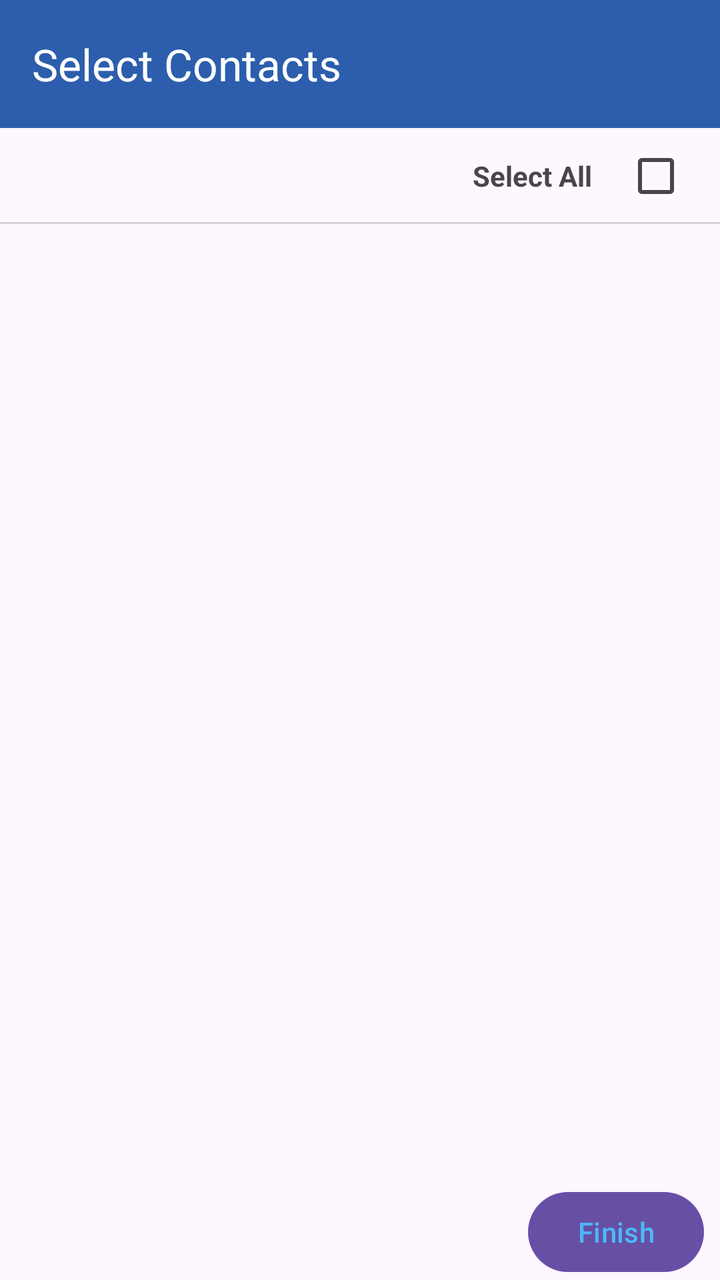
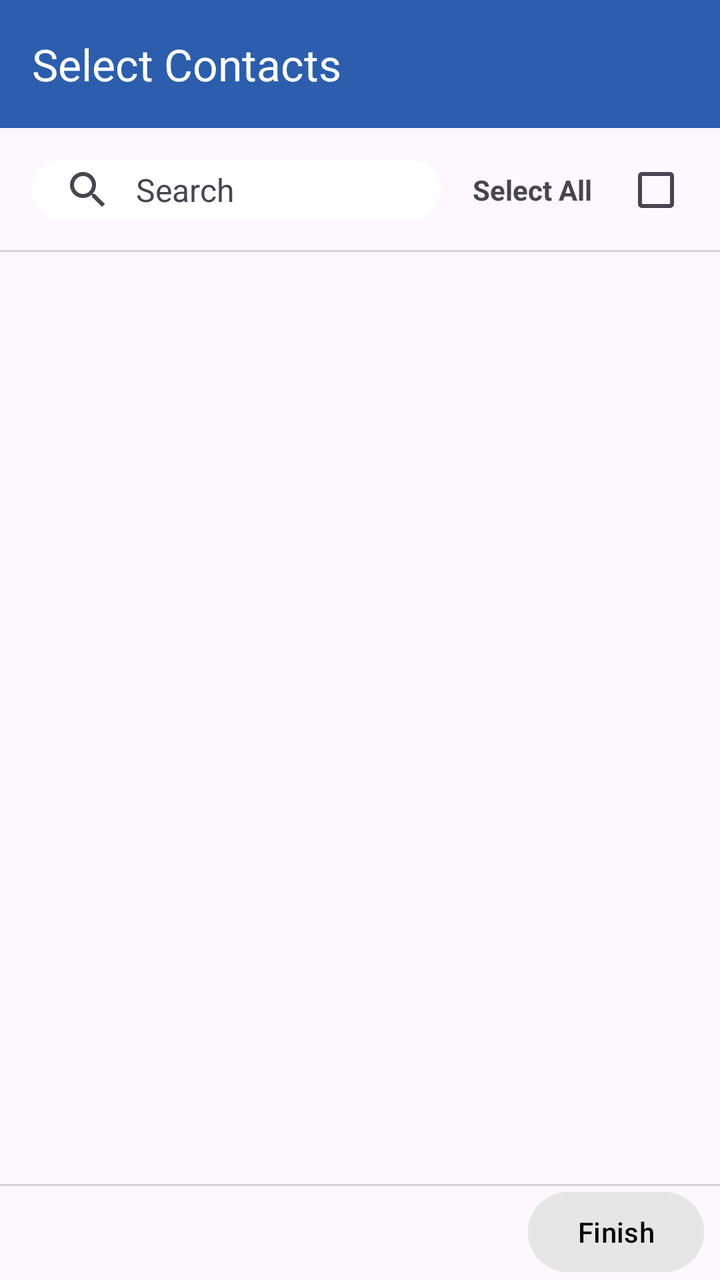

An Android layout rendered at two revisions. The XML below is the earlier revision; the diff shows what the commit changed to produce the second picture.
<!-- AndroidManifest.xml: application theme Theme.CallSwitch -->
<!-- res/layout/fragment_select_contacts.xml -->
<?xml version="1.0" encoding="utf-8"?>
<androidx.coordinatorlayout.widget.CoordinatorLayout xmlns:android="http://schemas.android.com/apk/res/android"
    xmlns:app="http://schemas.android.com/apk/res-auto"
    xmlns:tools="http://schemas.android.com/tools"
    android:id="@+id/main_fragment"
    android:layout_width="match_parent"
    android:layout_height="match_parent"
    tools:context=".RepliesActivity">

    <include layout="@layout/component_select_contacts_app_bar"/>

    <RelativeLayout

        android:layout_width="match_parent"
        app:layout_behavior="@string/appbar_scrolling_view_behavior"
        android:layout_height="match_parent">

        <FrameLayout
            android:id="@+id/select_all_frame_view"
            android:layout_width="match_parent"
            android:layout_height="wrap_content">
            <LinearLayout
                android:gravity="center_vertical"
                android:layout_gravity="end"
                android:layout_width="wrap_content"
                android:layout_height="wrap_content"
                android:orientation="horizontal">
                <TextView
                    android:layout_marginEnd="8dp"
                    android:layout_width="wrap_content"
                    android:layout_height="wrap_content"
                    android:text="@string/select_all"
                    android:textStyle="bold"/>
                <com.google.android.material.checkbox.MaterialCheckBox
                    android:id="@+id/toggle_all"
                    android:layout_width="wrap_content"
                    android:layout_height="wrap_content"
                    android:layout_marginEnd="8dp"
                    />
            </LinearLayout>

            <View
                android:layout_gravity="bottom"
                android:layout_width="match_parent"
                android:layout_height="1dp"
                android:background="@color/grey_3"/>
        </FrameLayout>

        <androidx.recyclerview.widget.RecyclerView
            android:layout_below="@id/select_all_frame_view"
            android:layout_above="@id/options"
            android:id="@+id/select_contacts_recycler_view"
            android:layout_width="match_parent"
            android:layout_height="match_parent" />

        <LinearLayout
            android:gravity="end"
            android:layout_alignParentBottom="true"
            android:id="@+id/options"
            android:layout_width="match_parent"
            android:layout_height="wrap_content"
            android:orientation="horizontal">
            <FrameLayout
                android:layout_weight="1"
                android:layout_width="0dp"
                android:layout_height="match_parent">
                <Button
                    android:id="@+id/select_contacts_finish"
                    android:layout_marginEnd="8dp"
                    android:background="@null"
                    android:layout_width="wrap_content"
                    android:layout_height="wrap_content"
                    android:text="@string/finish"
                    android:textColor="@color/sky"
                    android:layout_gravity="end"/>
            </FrameLayout>


        </LinearLayout>


    </RelativeLayout>


</androidx.coordinatorlayout.widget.CoordinatorLayout>
<!-- res/layout/component_select_contacts_app_bar.xml (included above) -->
<?xml version="1.0" encoding="utf-8"?>
<com.google.android.material.appbar.AppBarLayout xmlns:android="http://schemas.android.com/apk/res/android"
    xmlns:app="http://schemas.android.com/apk/res-auto"
    android:id="@+id/toolbar_main"
    android:layout_width="match_parent"
    android:layout_height="wrap_content"
    android:fitsSystemWindows="true"
    app:liftOnScrollColor="@color/blue"
    app:liftOnScroll="true">

    <com.google.android.material.appbar.MaterialToolbar
        android:id="@+id/select_contacts_toolbar"
        android:layout_width="match_parent"
        android:layout_height="wrap_content"
        android:minHeight="?attr/actionBarSize"
        app:title="Select Contacts"/>
</com.google.android.material.appbar.AppBarLayout>
<!-- resources referenced by this layout -->
<resources>
  <color name="blue">#2C5EAD</color>
  <color name="grey_3">#d4d4d4</color>
  <color name="sky">#4BB8FA</color>
  <string name="finish">Finish</string>
  <string name="select_all">Select All</string>
  <style name="Theme.CallSwitch" parent="Base.Theme.CallSwitch" />
  <style name="Base.Theme.CallSwitch" parent="Theme.Material3.DayNight.NoActionBar">
          
          
          <item name="colorSurface">@color/blue</item>
          <item name="toolbarStyle">@style/Widget.App.Toolbar</item>
          <item name="bottomNavigationStyle">@style/Widget.App.BottomNavigationView</item>
      </style>
  <style name="Widget.App.Toolbar" parent="Widget.Material3.Toolbar">
          <item name="materialThemeOverlay">@style/ThemeOverlay.App.Toolbar</item>
      </style>
  <style name="Widget.App.BottomNavigationView" parent="Widget.Material3.BottomNavigationView">
          <item name="materialThemeOverlay">@style/ThemeOverlay.App.BottomNavigationView</item>
      </style>
  <style name="ThemeOverlay.App.Toolbar" parent="">
          <item name="colorSurface">@color/blue</item>
          <item name="colorOnSurface">@color/blue</item>
          <item name="colorSurfaceContainer">@color/blue</item>
          <item name="colorOnSurfaceVariant">@color/white</item>
          <item name="titleTextColor">@color/white</item>
          <item name="iconTint">@color/white</item>
          <item name="textAppearanceTitleLarge">@style/TextAppearance.App.TitleLarge</item>
          <item name="textAppearanceTitleMedium">@style/TextAppearance.App.TitleMedium</item>
      </style>
  <style name="ThemeOverlay.App.BottomNavigationView" parent="">
          
          <item name="colorOnSurfaceVariant">@color/white</item>
          
          <item name="colorSurfaceContainer">@color/blue</item>
          
          <item name="colorSecondary">@color/blue</item>
          
          <item name="colorSecondaryContainer">@color/white</item>
          
          <item name="colorOnSecondaryContainer">@color/blue</item>
      </style>
  <color name="white">#FFFFFFFF</color>
  <style name="TextAppearance.App.TitleLarge" parent="TextAppearance.Material3.TitleLarge">
  
  
      </style>
  <style name="TextAppearance.App.TitleMedium" parent="TextAppearance.Material3.TitleMedium">
  
  
      </style>
</resources>

<!-- the commit's change to res/layout/fragment_select_contacts.xml (unified diff, before → after) -->
@@ -21,23 +21,36 @@
             android:layout_height="wrap_content">
             <LinearLayout
                 android:gravity="center_vertical"
-                android:layout_gravity="end"
-                android:layout_width="wrap_content"
+                android:layout_width="match_parent"
                 android:layout_height="wrap_content"
                 android:orientation="horizontal">
-                <TextView
-                    android:layout_marginEnd="8dp"
+                <com.google.android.material.search.SearchBar
+                    android:backgroundTint="@color/white"
+                    android:id="@+id/search_bar"
+                    android:layout_width="0dp"
+                    android:layout_height="30dp"
+                    android:layout_weight="1"
+                    android:hint="Search" />
+                <LinearLayout
+                    android:gravity="center_vertical"
                     android:layout_width="wrap_content"
                     android:layout_height="wrap_content"
-                    android:text="@string/select_all"
-                    android:textStyle="bold"/>
-                <com.google.android.material.checkbox.MaterialCheckBox
-                    android:id="@+id/toggle_all"
-                    android:layout_width="wrap_content"
-                    android:layout_height="wrap_content"
-                    android:layout_marginEnd="8dp"
-                    />
+                    android:orientation="horizontal">
+                    <TextView
+                        android:layout_marginEnd="8dp"
+                        android:layout_width="wrap_content"
+                        android:layout_height="wrap_content"
+                        android:text="@string/select_all"
+                        android:textStyle="bold"/>
+                    <com.google.android.material.checkbox.MaterialCheckBox
+                        android:id="@+id/toggle_all"
+                        android:layout_width="wrap_content"
+                        android:layout_height="wrap_content"
+                        android:layout_marginEnd="8dp"
+                        />
+                </LinearLayout>
             </LinearLayout>
+
 
             <View
                 android:layout_gravity="bottom"
@@ -53,35 +66,43 @@
             android:layout_width="match_parent"
             android:layout_height="match_parent" />
 
-        <LinearLayout
-            android:gravity="end"
+        <FrameLayout
             android:layout_alignParentBottom="true"
             android:id="@+id/options"
             android:layout_width="match_parent"
             android:layout_height="wrap_content"
             android:orientation="horizontal">
-            <FrameLayout
-                android:layout_weight="1"
-                android:layout_width="0dp"
-                android:layout_height="match_parent">
-                <Button
-                    android:id="@+id/select_contacts_finish"
-                    android:layout_marginEnd="8dp"
-                    android:background="@null"
-                    android:layout_width="wrap_content"
-                    android:layout_height="wrap_content"
-                    android:text="@string/finish"
-                    android:textColor="@color/sky"
-                    android:layout_gravity="end"/>
-            </FrameLayout>
+            <View
+                android:background="@color/grey_3"
+                android:layout_gravity="top"
+                android:layout_width="match_parent"
+                android:layout_height="1dp"/>
+            <Button
+                android:id="@+id/select_contacts_finish"
+                android:layout_marginEnd="8dp"
+                android:backgroundTint="@color/grey_2"
+                android:layout_width="wrap_content"
+                android:layout_height="wrap_content"
+                android:text="@string/finish"
+                android:textColor="@color/grey_15"
+                android:layout_gravity="end"/>
 
 
-        </LinearLayout>
+
+        </FrameLayout>
 
 
     </RelativeLayout>
 
+    <com.google.android.material.search.SearchView
+        android:layout_width="match_parent"
+        android:layout_height="match_parent"
+        android:hint="Search"
+        app:layout_anchor="@id/search_bar">
 
+        
+
+    </com.google.android.material.search.SearchView>
 </androidx.coordinatorlayout.widget.CoordinatorLayout>
 <!-- res/layout/component_select_contacts_app_bar.xml (included above) -->
 <?xml version="1.0" encoding="utf-8"?>
<!-- resource entries referenced after the edit -->
@@ -1,8 +1,9 @@
 <!-- resources referenced by this layout -->
 <resources>
   <color name="blue">#2C5EAD</color>
+  <color name="grey_15">#080808</color>
+  <color name="grey_2">#e6e6e6</color>
   <color name="grey_3">#d4d4d4</color>
-  <color name="sky">#4BB8FA</color>
   <string name="finish">Finish</string>
   <string name="select_all">Select All</string>
   <style name="Theme.CallSwitch" parent="Base.Theme.CallSwitch" />
